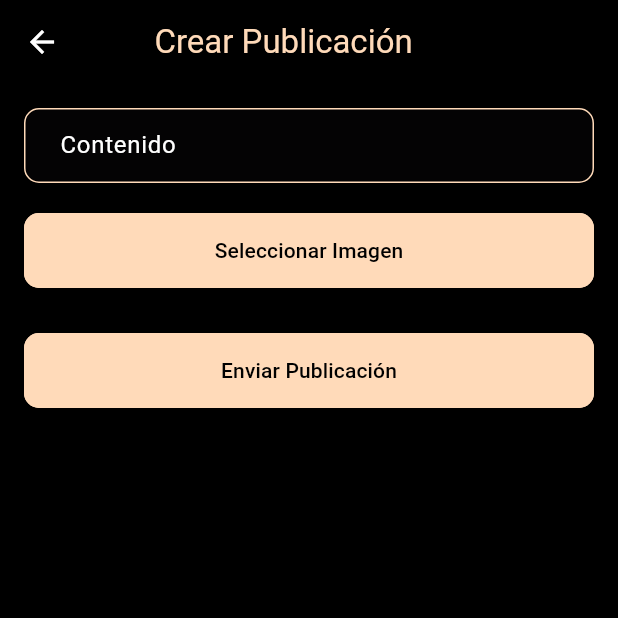
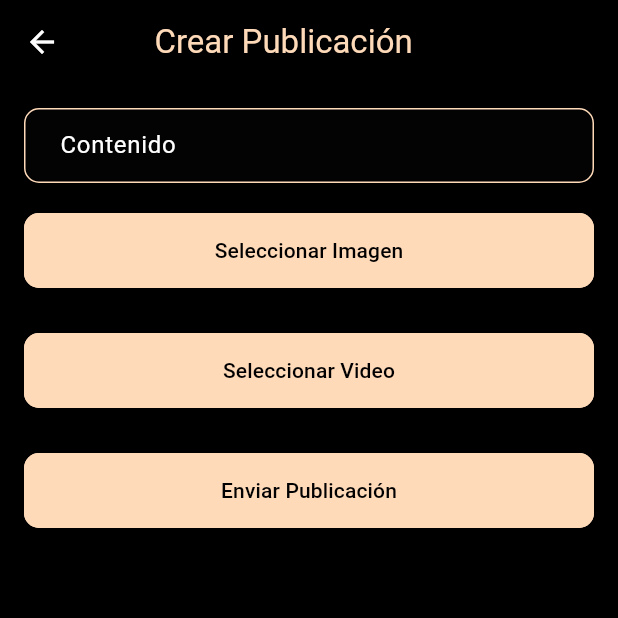
Before and after one commit to andresjuarez1/Social-network-app, a Flutter app: the CreatePostPage screen opened directly with empty values, on a phone screen of 412 x 824 dp, the top half of it. Run offline on Flutter 3.47's test engine with Material 3 defaults, Android fonts, the phone set to English and light mode, and no system bars; our stand-ins replace cloud_firestore, file_picker, firebase_auth, firebase_core, firebase_storage, image_picker and 1 more; accounts and stored records are empty.

Commit message:
upload image

```diff
--- a/lib/presentation/create_post_page.dart
+++ b/lib/presentation/create_post_page.dart
@@ -3,7 +3,8 @@ import 'package:cloud_firestore/cloud_firestore.dart';
 import 'package:flutter/material.dart';
 import 'package:image_picker/image_picker.dart';
 import 'package:firebase_storage/firebase_storage.dart';
-import 'package:c2_movil/data/models/post_model.dart';
+import 'package:video_player/video_player.dart';
+import 'package:file_picker/file_picker.dart';
 
 class CreatePostPage extends StatefulWidget {
   final String email;
@@ -17,7 +18,9 @@ class CreatePostPage extends StatefulWidget {
 class _CreatePostPageState extends State<CreatePostPage> {
   final TextEditingController _contentController = TextEditingController();
   File? _image;
+  File? _video;
   final picker = ImagePicker();
+  VideoPlayerController? _videoController;
   final Color peachColor = Color(0xFFFFDAB9);
 
   Future getImage() async {
@@ -32,13 +35,59 @@ class _CreatePostPageState extends State<CreatePostPage> {
     });
   }
 
+  Future getVideo() async {
+    FilePickerResult? result = await FilePicker.platform.pickFiles(
+      type: FileType.video,
+      allowCompression: true,
+    );
+
+    if (result != null) {
+      setState(() {
+        _video = File(result.files.single.path!);
+        _videoController = VideoPlayerController.file(_video!);
+        _videoController!.initialize();
+      });
+    } else {
+      print('No se seleccionó ningún video.');
+    }
+  }
+
   void _submitPost() async {
     String content = _contentController.text;
 
     if (_image != null) {
       print('Ruta de la imagen: ${_image!.path}');
     }
-    print('Contenido: $content');
+
+    if (_video != null) {
+      print('Ruta del video: ${_video!.path}');
+      try {
+        final storageRef = FirebaseStorage.instance.ref();
+        final uploadsRef = storageRef.child(
+            "${DateTime.now().millisecondsSinceEpoch}_${_video!.path.split('/').last}");
+
+        await uploadsRef.putFile(_video!);
+
+        final downloadURL = await uploadsRef.getDownloadURL();
+        final data = {
+          "Usuario": widget.email,
+          "Descripcion": content,
+          "Video": downloadURL
+        };
+        var db = FirebaseFirestore.instance
+            .collection("Publicaciones")
+            .add(data)
+            .then((documentSnapshot) =>
+                print("Added Data with ID: ${documentSnapshot.id}"));
+
+        print("File uploaded successfully. Download URL: $downloadURL");
+      } catch (e) {
+        print("Error uploading file: $e");
+      }
+    } else {
+      print('No se ha seleccionado ningún video.');
+    }
+
     try {
       final storageRef = FirebaseStorage.instance.ref();
       final uploadsRef = storageRef.child(
@@ -57,7 +106,7 @@ class _CreatePostPageState extends State<CreatePostPage> {
           .add(data)
           .then((documentSnapshot) =>
               print("Added Data with ID: ${documentSnapshot.id}"));
-      ;
+
       print("File uploaded successfully. Download URL: $downloadURL");
     } catch (e) {
       print("Error uploading file: $e");
@@ -80,7 +129,9 @@ class _CreatePostPageState extends State<CreatePostPage> {
         ),
         iconTheme: IconThemeData(color: Colors.white),
       ),
-      body: Padding(
+      body: SingleChildScrollView(
+        // Cambio aquí
+        child: Padding(
           padding: const EdgeInsets.all(16.0),
           child: Column(
             crossAxisAlignment: CrossAxisAlignment.stretch,
@@ -139,6 +190,32 @@ class _CreatePostPageState extends State<CreatePostPage> {
                 width: double.infinity,
                 height: 50,
                 child: ElevatedButton(
+                  onPressed: getVideo,
+                  style: ElevatedButton.styleFrom(
+                    backgroundColor: peachColor,
+                    shape: RoundedRectangleBorder(
+                      borderRadius: BorderRadius.circular(10.0),
+                      side: BorderSide(color: peachColor),
+                    ),
+                  ),
+                  child: Text(
+                    'Seleccionar Video',
+                    style: TextStyle(color: Colors.black),
+                  ),
+                ),
+              ),
+              SizedBox(height: 10),
+              _video != null
+                  ? AspectRatio(
+                      aspectRatio: _videoController!.value.aspectRatio,
+                      child: VideoPlayer(_videoController!),
+                    )
+                  : SizedBox(),
+              SizedBox(height: 20),
+              SizedBox(
+                width: double.infinity,
+                height: 50,
+                child: ElevatedButton(
                   onPressed: _submitPost,
                   style: ElevatedButton.styleFrom(
                     backgroundColor: peachColor,
@@ -156,6 +233,7 @@ class _CreatePostPageState extends State<CreatePostPage> {
             ],
           ),
         ),
+      ),
     );
   }
 }
--- a/pubspec.yaml
+++ b/pubspec.yaml
@@ -34,7 +34,9 @@ dependencies:
   firebase_core: 2.32.0
   cloud_firestore: 4.17.5
   firebase_storage: ^11.7.7
-
+  file_picker: ^8.0.3
+  video_player: ^2.2.12
+  permission_handler: ^11.3.1
 
 
   # The following adds the Cupertino Icons font to your application.
```
Also changed, not shown: lib/presentation/landing.dart (+20 -1 lines), pubspec.lock, 3 other files. Lines whose indentation alone changed are shown as unchanged.
